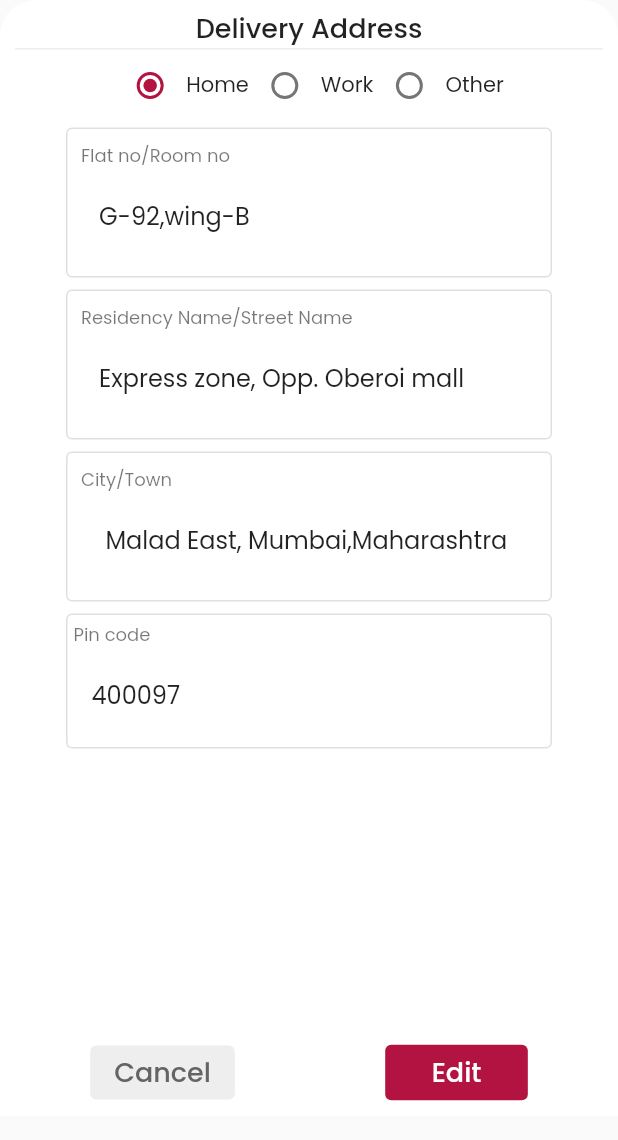
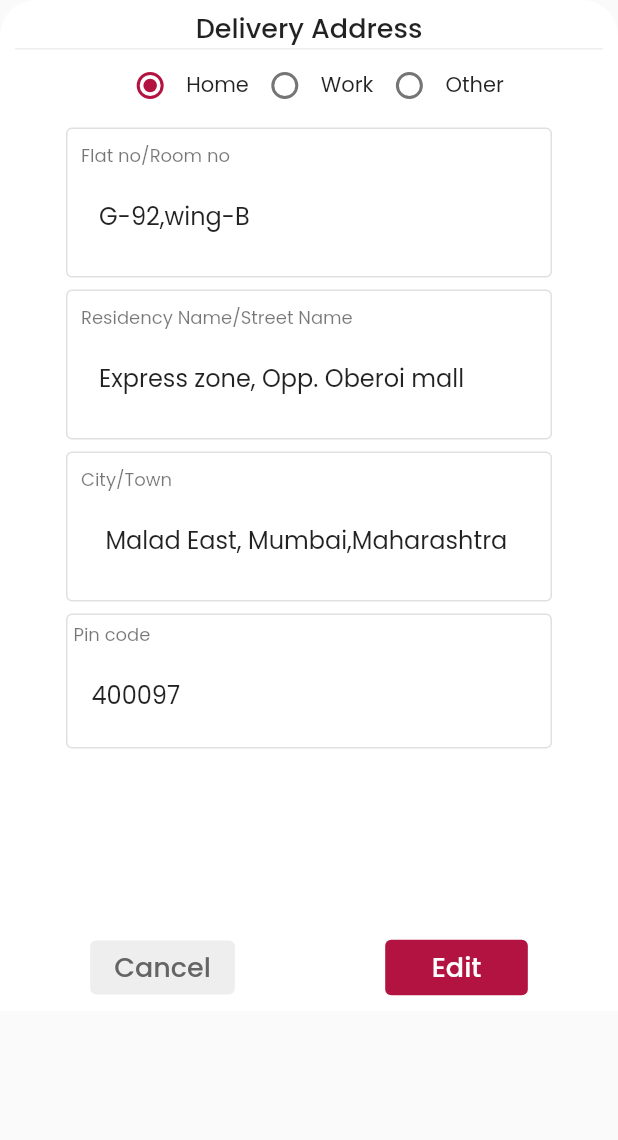
Before and after one commit to tejastamkar/Bhojan-king-resturant, a Flutter app: the AddressPop widget shown alone on an empty page, opened directly, on a phone screen of 412 x 824 dp. Shown: the top 1140 px of the screen. Run offline on Flutter 3.47's test engine with Material 2 defaults, Android fonts, the phone set to English and light mode, and no system bars; our stand-ins replace carousel_indicator, carousel_slider, dotted_border, dotted_line, expandable, flutter_rating_bar and 3 more; project files that could hold a hidden picture were left out.

Commit message:
fixed Bottom Sheet

```diff
--- a/lib/widgets/bottomaddresspopup.dart
+++ b/lib/widgets/bottomaddresspopup.dart
@@ -24,7 +24,7 @@ class _AddressPopState extends State<AddressPop> {
       ),
       child: SingleChildScrollView(
         child: Container(
-          height: height - 80,
+          height: height - 150,
           decoration: const BoxDecoration(
               color: Colors.white,
               borderRadius: BorderRadius.vertical(top: Radius.circular(24.0))),
```
